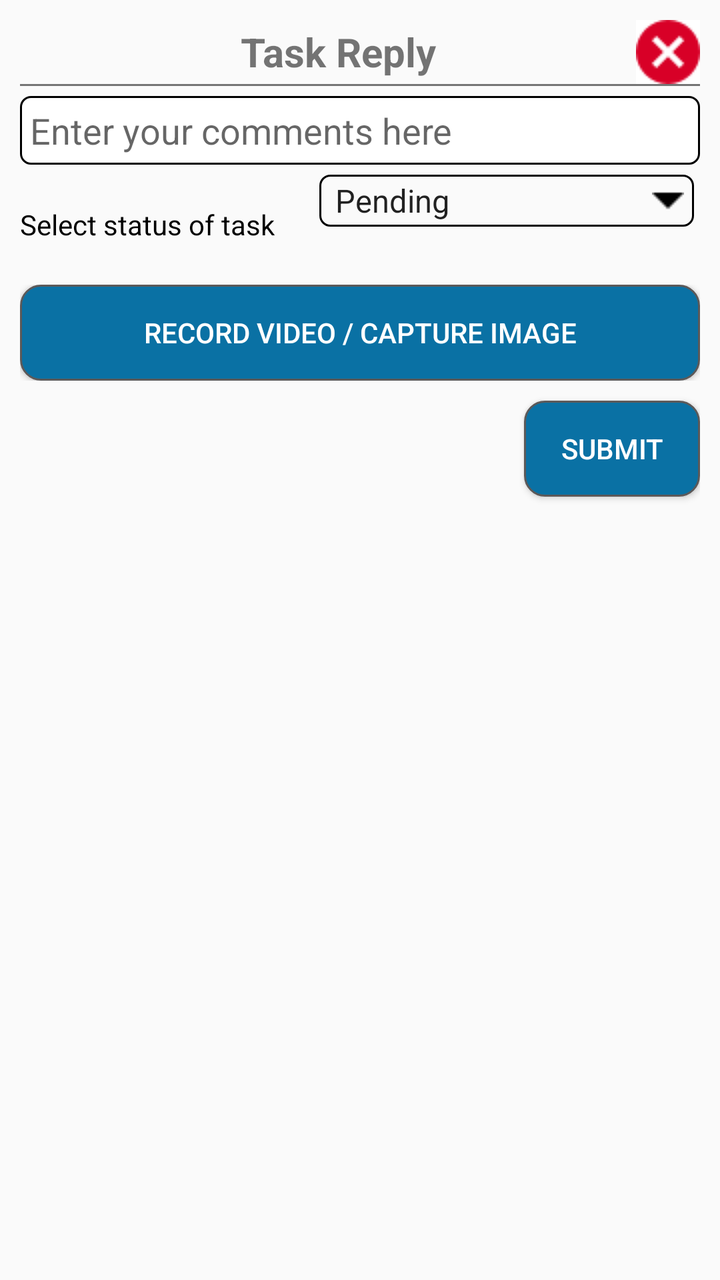
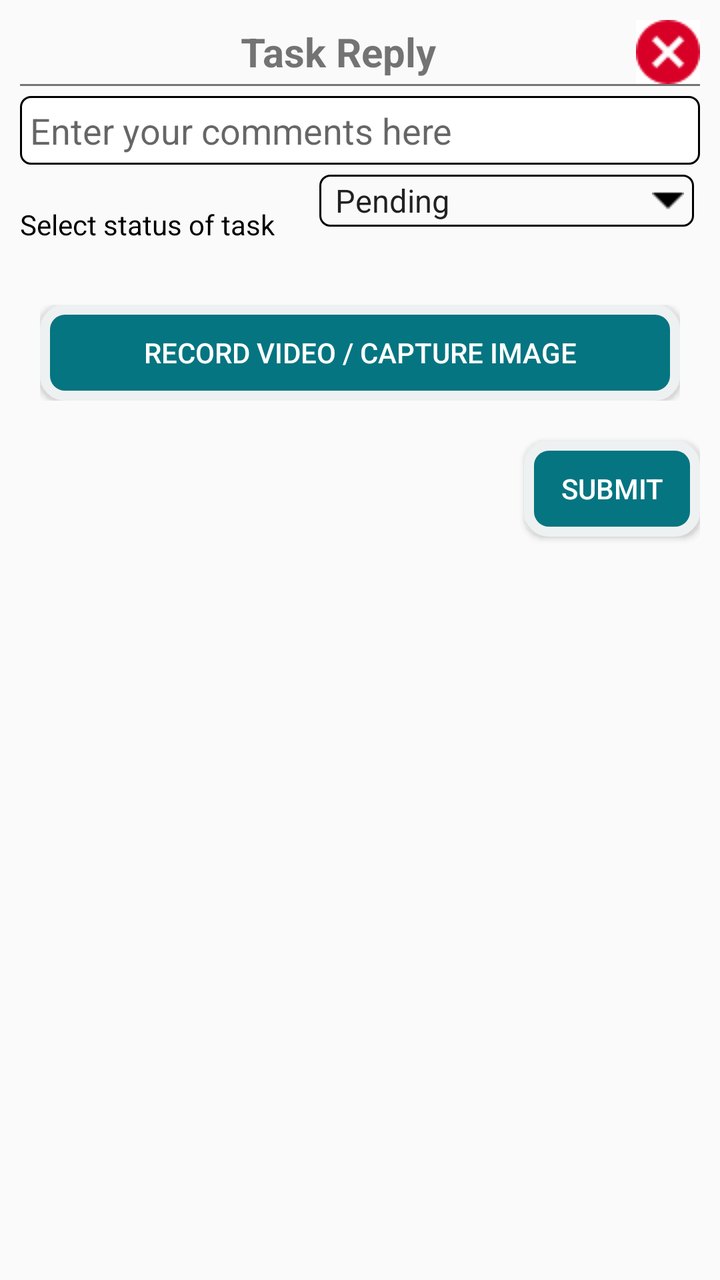

Before-and-after screenshots of an Android layout around one commit, followed by the original layout XML and the change that was made.
<!-- AndroidManifest.xml: application theme AppTheme -->
<!-- res/layout/task_editor.xml -->
<?xml version="1.0" encoding="utf-8"?>
<LinearLayout xmlns:android="http://schemas.android.com/apk/res/android"
    android:layout_width="match_parent"
    android:layout_height="match_parent"
    android:orientation="vertical"
    android:padding="10dp">


    <LinearLayout
        android:layout_width="match_parent"
        android:layout_height="wrap_content"
        android:orientation="horizontal">

        <TextView
            android:layout_width="0dp"
            android:layout_height="wrap_content"
            android:layout_gravity="center"
            android:layout_marginLeft="10dp"
            android:layout_weight="1"
            android:gravity="center"
            android:text="Task Reply"
            android:textSize="20sp"
            android:textStyle="bold" />

        <ImageButton
            android:id="@+id/edt_close"
            android:layout_width="wrap_content"
            android:layout_height="wrap_content"
            android:background="@color/white"
            android:src="@drawable/cancelbutton" />
    </LinearLayout>

    <View
        android:layout_width="match_parent"
        android:layout_height="1dp"
        android:background="@color/grey_600" />

    <EditText
        android:id="@+id/taskComments"
        android:layout_width="match_parent"
        android:layout_height="wrap_content"
        android:layout_gravity="center"
        android:layout_marginTop="5dp"
        android:background="@drawable/rounded_edittext"
        android:hint="Enter your comments here"
        android:inputType="text"
        android:padding="5dp"
        android:singleLine="true" />

    <LinearLayout
        android:layout_width="match_parent"
        android:layout_height="50dp"
        android:layout_marginTop="5dp"
        android:orientation="horizontal">

        <TextView
            android:layout_width="0dp"
            android:layout_height="match_parent"
            android:layout_gravity="center"
            android:layout_weight="1.6"
            android:gravity="left|center"
            android:text="Select status of task"
            android:textColor="#000" />

        <RelativeLayout
            android:layout_width="0dp"
            android:layout_height="wrap_content"
            android:layout_marginRight="3dp"
            android:layout_weight="2"
            android:background="@drawable/spinner_border"
            android:orientation="horizontal">

            <Spinner
                android:id="@+id/taskSpinner"
                android:layout_width="match_parent"
                android:layout_height="wrap_content"
                android:layout_centerVertical="true"
                android:layout_gravity="center"
                android:background="@android:color/transparent"
                android:gravity="center"
                android:entries="@array/statusSpinner" />

            <ImageView
                android:layout_width="wrap_content"
                android:layout_height="wrap_content"
                android:layout_alignParentRight="true"
                android:layout_centerVertical="true"
                android:layout_gravity="center"
                android:padding="5sp"
                android:src="@drawable/drop_down" />

        </RelativeLayout>


    </LinearLayout>

    <LinearLayout
        android:layout_width="match_parent"
        android:layout_height="wrap_content"
        android:orientation="horizontal"
        android:layout_marginTop="5dp"
        android:visibility="visible">

        <Button
            android:id="@+id/record"
            android:layout_width="0dp"
            android:layout_height="wrap_content"
            android:layout_weight="1"
            android:background="@drawable/button_background"
            android:text="Record Video / Capture Image"
            android:textColor="@color/white" />



    </LinearLayout>

    <Button
        android:id="@+id/task_submit"
        android:layout_width="wrap_content"
        android:layout_height="wrap_content"
        android:layout_gravity="right"
        android:layout_marginTop="10dp"
        android:background="@drawable/button_background"
        android:text="Submit"
        android:textColor="@color/white" />

</LinearLayout>
<!-- resources referenced by this layout -->
<resources>
  <string-array name="statusSpinner">
  
      <item>Pending</item>
      <item>Progress</item>
      <item>Compleated</item>
  </string-array>
  <color name="grey_600">#757575</color>
  <color name="white">#FFFFFF</color>
  <!-- drawable button_background (drawable) -->
  <?xml version="1.0" encoding="utf-8"?>
  <selector xmlns:android="http://schemas.android.com/apk/res/android">
      <item>
  
          <shape android:shape="rectangle">
              <solid android:color="#0a71a4" />
              <stroke android:width="1dp" android:color="#5c5959" />
              <corners android:radius="10dp" />
  
          </shape>
  
      </item>
  
  </selector>
  <!-- drawable cancelbutton: png bitmap (drawable, 616 bytes) -->
  <!-- drawable drop_down: png bitmap (drawable, 211 bytes) -->
  <!-- drawable rounded_edittext (drawable) -->
  <?xml version="1.0" encoding="utf-8"?>
  <selector xmlns:android="http://schemas.android.com/apk/res/android">
      <item>
  
  <shape android:shape="rectangle">
      <solid android:color="#fff"/>
      <stroke android:color="#000"
          android:width="1dp"/>
      <corners android:radius="5dp"/>
  
  </shape>
  
      </item>
  
  </selector>
  <!-- drawable spinner_border (drawable) -->
  <?xml version="1.0" encoding="utf-8"?>
  <shape xmlns:android="http://schemas.android.com/apk/res/android">
      <solid android:color="@android:color/transparent" />
      <corners android:radius="5dp" />
      <stroke
          android:width="1dp"
          android:color="#000">
  
      </stroke>
      </shape>
  <style name="AppTheme" parent="Theme.AppCompat.Light.DarkActionBar">
          
          <item name="windowNoTitle">true</item>
          <item name="windowActionBar">false</item>
          <item name="colorPrimary">@color/light_blue_800</item>
          <item name="colorPrimaryDark">@color/colorPrimaryDark</item>
          <item name="colorAccent">@color/colorAccent</item>
      </style>
  <color name="light_blue_800">#0277bd</color>
  <color name="colorPrimaryDark">#303F9F</color>
  <color name="colorAccent">#000105</color>
</resources>

<!-- the commit's change to res/layout/task_editor.xml (unified diff, before → after) -->
@@ -99,6 +99,7 @@
         android:layout_height="wrap_content"
         android:orientation="horizontal"
         android:layout_marginTop="5dp"
+        android:padding="@dimen/DrawerHeader_paddin"
         android:visibility="visible">
 
         <Button
@@ -106,6 +107,7 @@
             android:layout_width="0dp"
             android:layout_height="wrap_content"
             android:layout_weight="1"
+
             android:background="@drawable/button_background"
             android:text="Record Video / Capture Image"
             android:textColor="@color/white" />
<!-- resource entries referenced after the edit -->
@@ -8,14 +8,15 @@
   </string-array>
   <color name="grey_600">#757575</color>
   <color name="white">#FFFFFF</color>
+  <dimen name="DrawerHeader_paddin">10dp</dimen>
   <!-- drawable button_background (drawable) -->
   <?xml version="1.0" encoding="utf-8"?>
   <selector xmlns:android="http://schemas.android.com/apk/res/android">
       <item>
   
           <shape android:shape="rectangle">
-              <solid android:color="#0a71a4" />
-              <stroke android:width="1dp" android:color="#5c5959" />
+              <solid android:color="#057581" />
+              <stroke android:width="5dp" android:color="#eef1f1" />
               <corners android:radius="10dp" />
   
           </shape>
@@ -56,11 +57,11 @@
           
           <item name="windowNoTitle">true</item>
           <item name="windowActionBar">false</item>
-          <item name="colorPrimary">@color/light_blue_800</item>
+          <item name="colorPrimary">@color/pink_900</item>
           <item name="colorPrimaryDark">@color/colorPrimaryDark</item>
           <item name="colorAccent">@color/colorAccent</item>
       </style>
-  <color name="light_blue_800">#0277bd</color>
+  <color name="pink_900">#880E4F</color>
   <color name="colorPrimaryDark">#303F9F</color>
   <color name="colorAccent">#000105</color>
 </resources>
